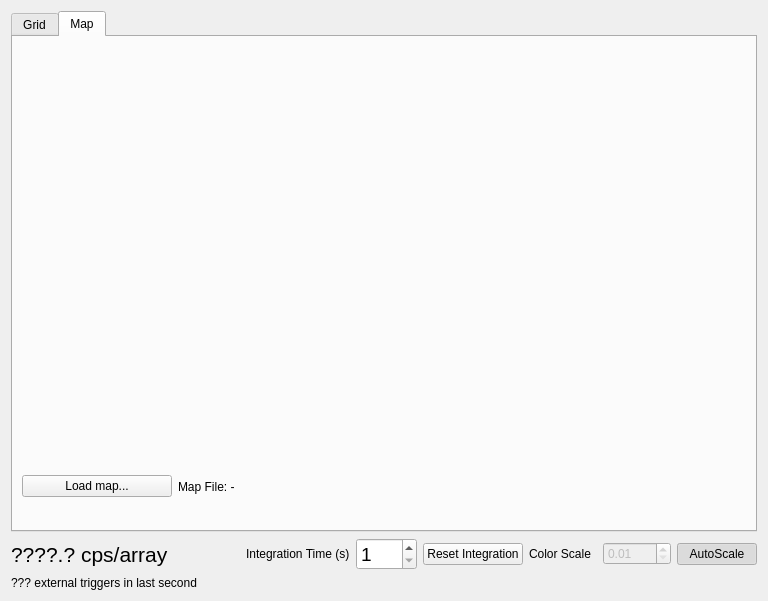
Qt form observe.ui (usnistgov/dastardcommander) before a commit.
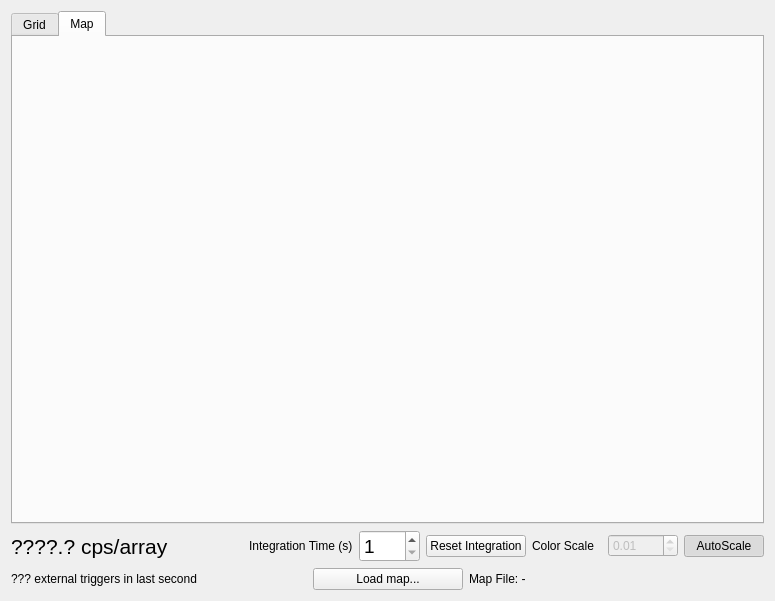
The same form after that commit. The open tabs and pages were chosen to show the change.

Commit message: handle dastard remembeing map file

What changed in the file:
```diff
--- a/observe.ui
+++ b/observe.ui
@@ -6,7 +6,7 @@
    <rect>
     <x>0</x>
     <y>0</y>
-    <width>768</width>
+    <width>775</width>
     <height>601</height>
    </rect>
   </property>
@@ -49,30 +49,6 @@
            <layout class="QVBoxLayout" name="verticalLayout_5"/>
           </widget>
          </item>
-         <item>
-          <layout class="QHBoxLayout" name="mapTabHorizLayout">
-           <item>
-            <widget class="QPushButton" name="mapLoadButton">
-             <property name="maximumSize">
-              <size>
-               <width>150</width>
-               <height>16777215</height>
-              </size>
-             </property>
-             <property name="text">
-              <string>Load map...</string>
-             </property>
-            </widget>
-           </item>
-           <item>
-            <widget class="QLabel" name="mapFileLabel">
-             <property name="text">
-              <string>Map File: -</string>
-             </property>
-            </widget>
-           </item>
-          </layout>
-         </item>
         </layout>
        </widget>
       </widget>
@@ -175,11 +151,35 @@
     </layout>
    </item>
    <item>
-    <widget class="QLabel" name="label_externalTriggersInLastSecond">
-     <property name="text">
-      <string>??? external triggers in last second</string>
-     </property>
-    </widget>
+    <layout class="QHBoxLayout" name="horizontalLayout_4">
+     <item>
+      <widget class="QLabel" name="label_externalTriggersInLastSecond">
+       <property name="text">
+        <string>??? external triggers in last second</string>
+       </property>
+      </widget>
+     </item>
+     <item>
+      <widget class="QPushButton" name="mapLoadButton">
+       <property name="maximumSize">
+        <size>
+         <width>150</width>
+         <height>16777215</height>
+        </size>
+       </property>
+       <property name="text">
+        <string>Load map...</string>
+       </property>
+      </widget>
+     </item>
+     <item>
+      <widget class="QLabel" name="mapFileLabel">
+       <property name="text">
+        <string>Map File: -</string>
+       </property>
+      </widget>
+     </item>
+    </layout>
    </item>
   </layout>
  </widget>
```
Left out of the diff: 2 changed lines with no effect on the pictures. The commit also changes 2 other files.
